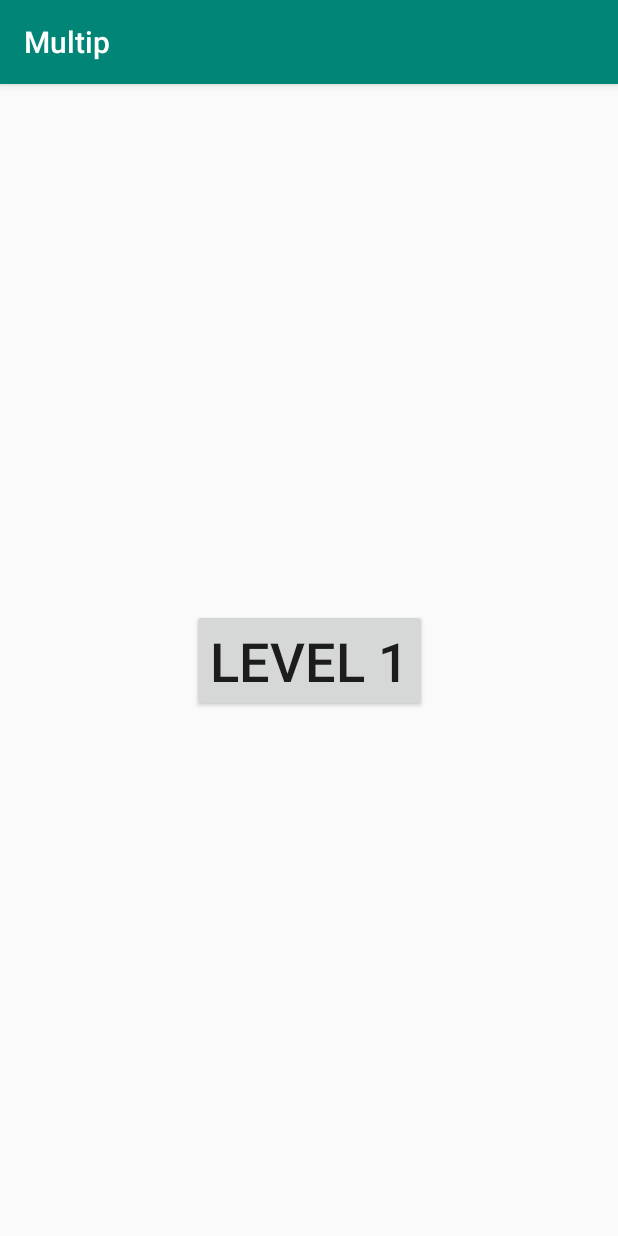
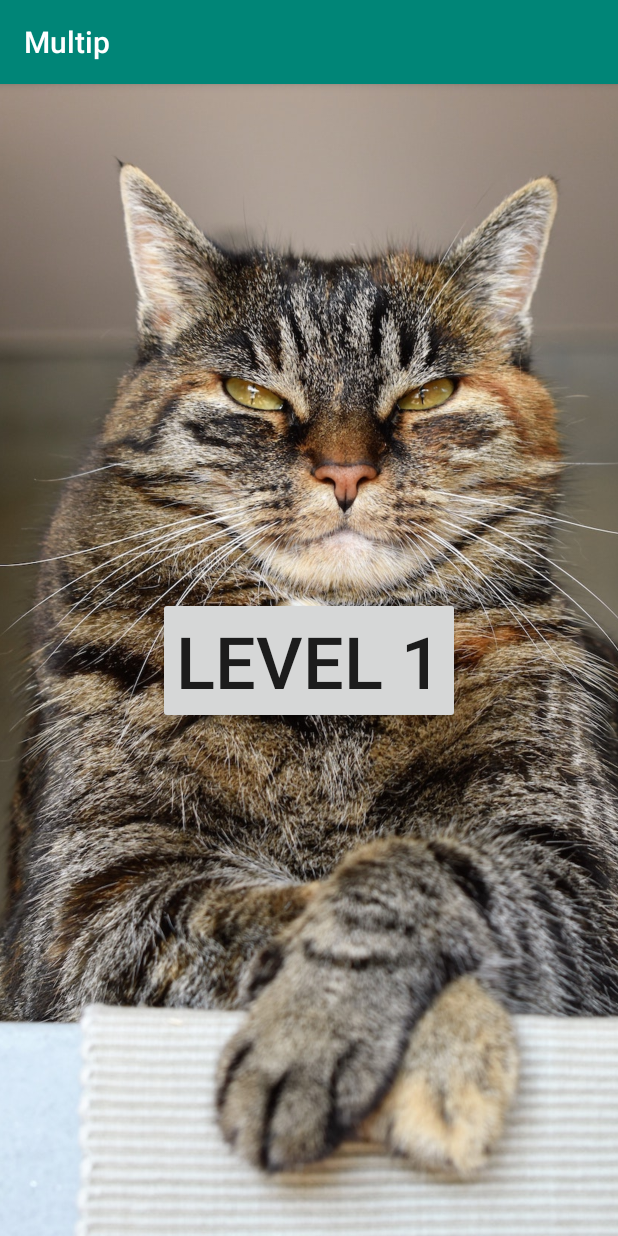
Before and after one commit to walles/catiplicator, an Android app: the screen it shows after launch (LevelLaunchingActivity), on a phone screen of 412 x 824 dp. Run offline under Robolectric (Android 15) with nearby library versions, the phone set to English and light mode, and no system bars; our stand-ins replace Timber.

Commit message:
Put cat picture as level-launching screen background

```diff
--- a/app/src/main/res/layout/activity_level_launching.xml
+++ b/app/src/main/res/layout/activity_level_launching.xml
@@ -16,9 +16,21 @@
         android:layout_marginEnd="8dp"
         android:layout_marginBottom="8dp"
         android:text="Level 1"
-        android:textSize="36sp"
+        android:textSize="48sp"
         app:layout_constraintBottom_toBottomOf="parent"
         app:layout_constraintEnd_toEndOf="parent"
         app:layout_constraintStart_toStartOf="parent"
         app:layout_constraintTop_toTopOf="parent"/>
+
+    <ImageView
+        android:id="@+id/imageView"
+        android:layout_width="0dp"
+        android:layout_height="0dp"
+        android:contentDescription="Cat picture"
+        android:scaleType="centerCrop"
+        app:layout_constraintBottom_toBottomOf="parent"
+        app:layout_constraintEnd_toEndOf="parent"
+        app:layout_constraintStart_toStartOf="parent"
+        app:layout_constraintTop_toTopOf="parent"
+        app:srcCompat="@drawable/level_start_cat"/>
 </android.support.constraint.ConstraintLayout>
```
Also changed, not shown: app/src/main/res/drawable/level_start_cat.jpg (added), 1 other file.
